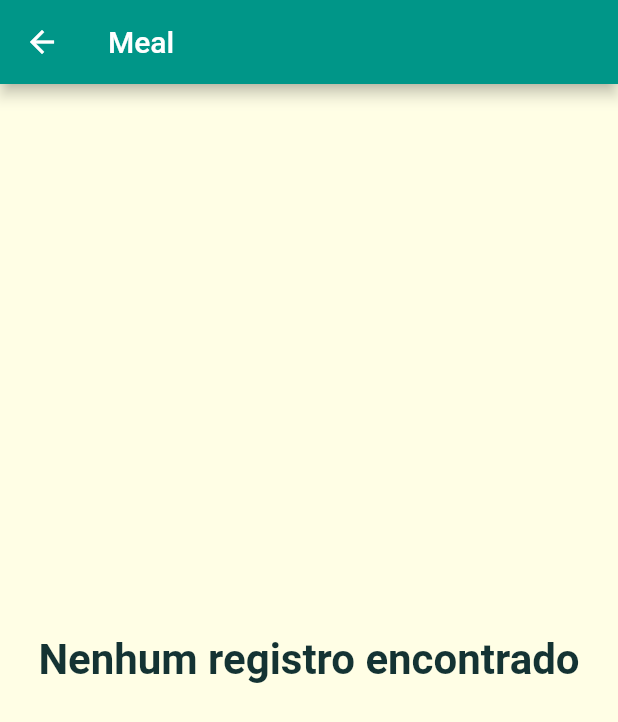
After one commit to marcel-amorim/my_recipes, a Flutter app: the NoData screen opened directly, on a phone screen of 412 x 824 dp. The commit adds this screen. Shown: the top 722 px of the screen. Run offline on Flutter 3.47's test engine with Material 2 defaults, Android fonts, the phone set to English and light mode, and no system bars.

Commit message:
Recipe detail

```diff
--- a/lib/constants/routes.dart
+++ b/lib/constants/routes.dart
@@ -1,4 +1,5 @@
 class Routes {
   static const home = '/';
   static const meals = '/meals';
+  static const mealDetail = '/meal-detail';
 }
--- /dev/null
+++ b/lib/widgets/no_data.dart
@@ -0,0 +1,24 @@
+import 'package:flutter/material.dart';
+
+class NoData extends StatelessWidget {
+  final String title;
+  final String message;
+  const NoData({
+    Key? key,
+    required this.title,
+    this.message = 'Nenhum registro encontrado',
+  }) : super(key: key);
+
+  @override
+  Widget build(BuildContext context) {
+    return Scaffold(
+      appBar: AppBar(title: Text(title)),
+      body: Center(
+        child: Text(
+          message,
+          style: const TextStyle(fontSize: 28, fontWeight: FontWeight.bold),
+        ),
+      ),
+    );
+  }
+}
```
Also changed, not shown: lib/main.dart (+16 -2 lines), lib/screens/meal_detail_screen.dart (added, +60 -0 lines), lib/screens/meals_screen.dart (+8 -3 lines), lib/widgets/meal_item.dart (+14 -3 lines).
